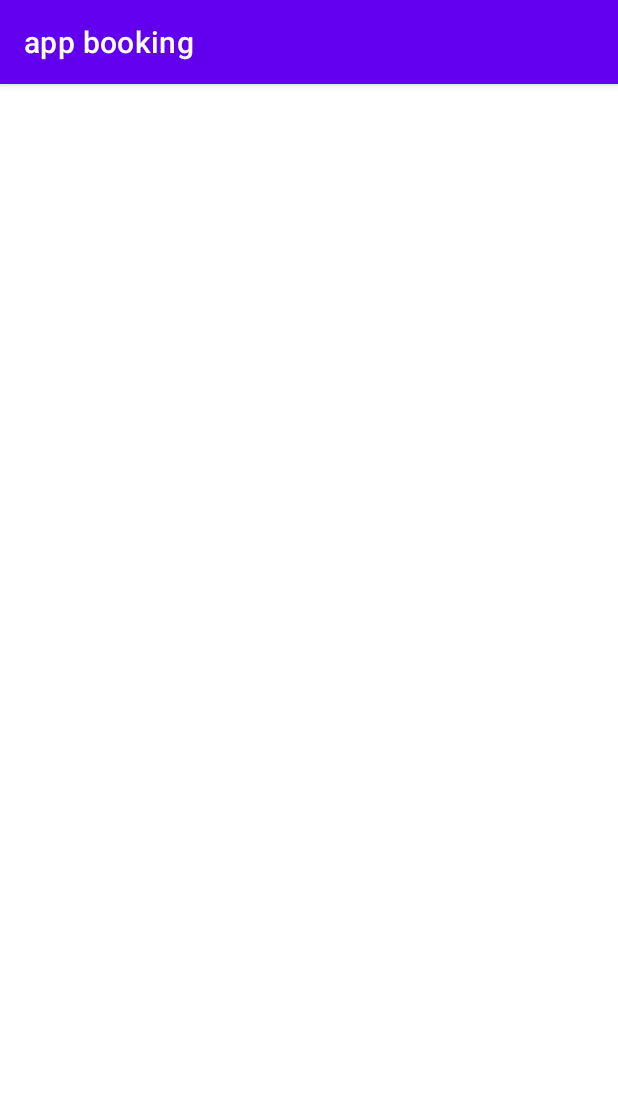
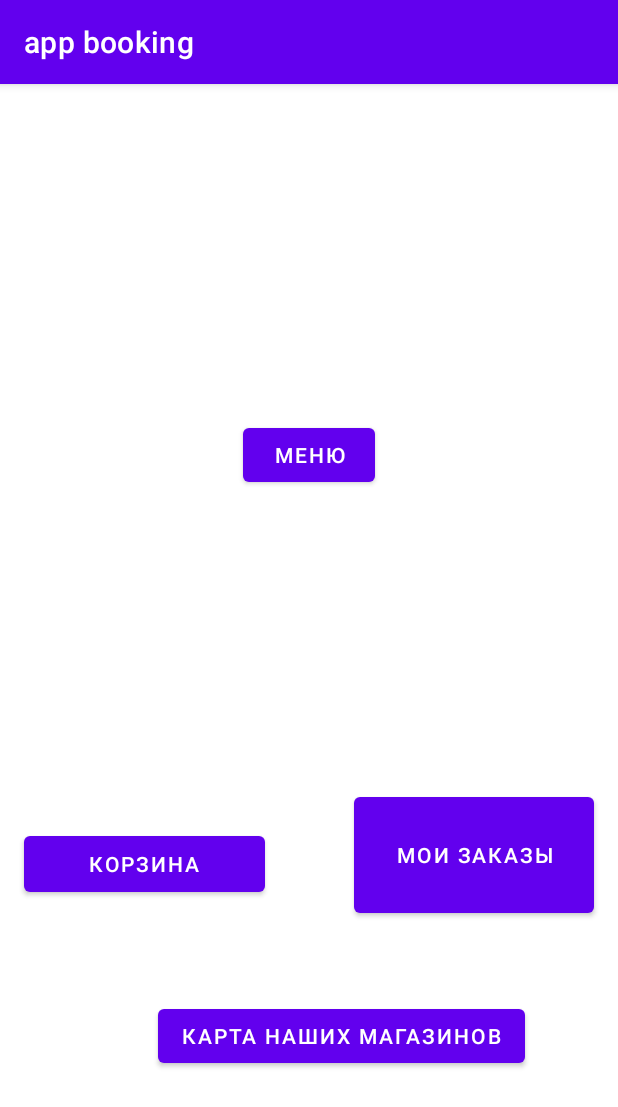
Before and after one commit to den1source/Application-for-booking-products, an Android app: the screen it shows after launch (Main_menu before the commit, Main_Act_2 after it), after a tap on "ВОЙТИ", on a phone screen of 412 x 824 dp. Shown: the top 1107 px of the screen. Run offline under Robolectric (Android 15) with nearby library versions, the phone set to English and light mode, and no system bars.

Commit message:
fix_error_3

```diff
--- a/appbooking/app/src/main/AndroidManifest.xml
+++ b/appbooking/app/src/main/AndroidManifest.xml
@@ -34,12 +34,14 @@
                 android:name="android.app.lib_name"
                 android:value="" />
         </activity>
+        <activity android:name=".Main_Act_2" />
+        <activity android:name=".OrderActivity" />
         <activity
             android:name=".MainActivity"
+
             android:exported="true">
             <intent-filter>
                 <action android:name="android.intent.action.MAIN" />
-
                 <category android:name="android.intent.category.LAUNCHER" />
             </intent-filter>
 
--- a/appbooking/app/src/main/java/ru/samsung/appbooking/MainActivity.java
+++ b/appbooking/app/src/main/java/ru/samsung/appbooking/MainActivity.java
@@ -95,7 +95,7 @@ public class MainActivity extends AppCompatActivity {
             res1.setText("Введите логин/пароль");
             res1.setTextColor(Color.RED);
             res1.setText("");
-            Intent i = new Intent(MainActivity.this, Main_menu.class);
+            Intent i = new Intent(MainActivity.this, Main_Act_2.class);
             startActivityForResult(i, 0);
         } else {
             check_post_data(password.getText().toString(), log.getText().toString());
@@ -150,7 +150,7 @@ public class MainActivity extends AppCompatActivity {
             login=log.getText().toString();
 
             res1.setText("");
-            Intent i = new Intent(MainActivity.this, Main_menu.class);
+            Intent i = new Intent(MainActivity.this, Main_Act_2.class);
             startActivityForResult(i, 0);
         } else if (responseData.equals("no")) {
             res1.setText("Такого пользователя не существует");
--- /dev/null
+++ b/appbooking/app/src/main/java/ru/samsung/appbooking/Main_Act_2.java
@@ -0,0 +1,27 @@
+package ru.samsung.appbooking;
+
+import android.content.Intent;
+import android.os.Bundle;
+import android.view.View;
+
+import androidx.appcompat.app.AppCompatActivity;
+
+public class Main_Act_2 extends AppCompatActivity {
+
+    @Override
+    protected void onCreate(Bundle savedInstanceState){
+        super.onCreate(savedInstanceState);
+        setContentView(R.layout.main_act_2);
+    }
+
+    public void open_menu(View v){
+        Intent i = new Intent(Main_Act_2.this, Main_menu.class);
+        startActivityForResult(i, 0);
+    }
+
+    public void open_korzina(View v){
+        Intent i = new Intent(Main_Act_2.this, OrderActivity.class);
+        startActivityForResult(i, 0);
+    }
+
+}
--- /dev/null
+++ b/appbooking/app/src/main/res/layout/main_act_2.xml
@@ -0,0 +1,59 @@
+<?xml version="1.0" encoding="utf-8"?>
+<androidx.constraintlayout.widget.ConstraintLayout xmlns:android="http://schemas.android.com/apk/res/android"
+    xmlns:app="http://schemas.android.com/apk/res-auto"
+    xmlns:tools="http://schemas.android.com/tools"
+    android:layout_width="match_parent"
+    android:layout_height="match_parent">
+
+    <Button
+        android:id="@+id/menu"
+        android:layout_width="wrap_content"
+        android:layout_height="wrap_content"
+        android:onClick="open_menu"
+        android:text="Меню"
+        app:layout_constraintBottom_toTopOf="@+id/korzina"
+        app:layout_constraintEnd_toEndOf="parent"
+        app:layout_constraintStart_toStartOf="parent"
+        app:layout_constraintTop_toTopOf="parent"
+        app:layout_constraintVertical_bias="0.5" />
+
+    <Button
+        android:id="@+id/korzina"
+        android:layout_width="0dp"
+        android:layout_height="49dp"
+        android:layout_marginStart="16dp"
+        android:layout_marginEnd="59dp"
+        android:onClick="open_korzina"
+        android:text="Корзина"
+        app:layout_constraintBottom_toBottomOf="parent"
+        app:layout_constraintEnd_toStartOf="@+id/my_order"
+        app:layout_constraintStart_toStartOf="parent"
+        app:layout_constraintTop_toBottomOf="@+id/menu"
+        app:layout_constraintVertical_bias="0.5" />
+
+    <Button
+        android:id="@+id/my_order"
+        android:layout_width="0dp"
+        android:layout_height="0dp"
+        android:layout_marginTop="469dp"
+        android:layout_marginEnd="16dp"
+        android:layout_marginBottom="52dp"
+        android:text="Мои заказы"
+        app:layout_constraintBottom_toTopOf="@+id/map"
+        app:layout_constraintEnd_toEndOf="parent"
+        app:layout_constraintStart_toEndOf="@+id/korzina"
+        app:layout_constraintTop_toTopOf="parent"
+        app:layout_constraintVertical_bias="0.5" />
+
+    <Button
+        android:id="@+id/map"
+        android:layout_width="wrap_content"
+        android:layout_height="wrap_content"
+        android:layout_marginEnd="62dp"
+        android:layout_marginBottom="109dp"
+        android:text="Карта наших магазинов"
+        app:layout_constraintBottom_toBottomOf="parent"
+        app:layout_constraintEnd_toEndOf="parent"
+        app:layout_constraintTop_toBottomOf="@+id/my_order" />
+
+</androidx.constraintlayout.widget.ConstraintLayout>
```
Also changed, not shown: appbooking/app/src/main/java/ru/samsung/appbooking/Data.java (+8 -1 lines), appbooking/app/src/main/java/ru/samsung/appbooking/DataAdapter.java (+8 -12 lines), appbooking/app/src/main/java/ru/samsung/appbooking/Data_of_user.java (deleted, +0 -27 lines), appbooking/app/src/main/java/ru/samsung/appbooking/Data_of_user_product.java (added, +180 -0 lines), appbooking/app/src/main/java/ru/samsung/appbooking/OrderActivity.java (added, +104 -0 lines), appbooking/app/src/main/java/ru/samsung/appbooking/menu_products.java (+54 -6 lines), appbooking/app/src/main/res/layout/menu_products.xml (+17 -6 lines).
